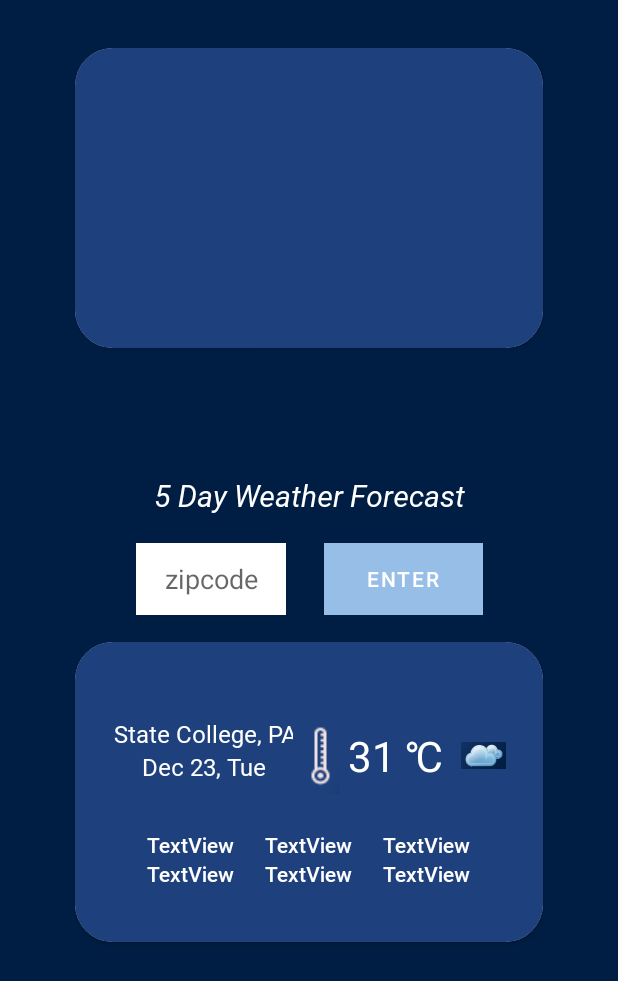
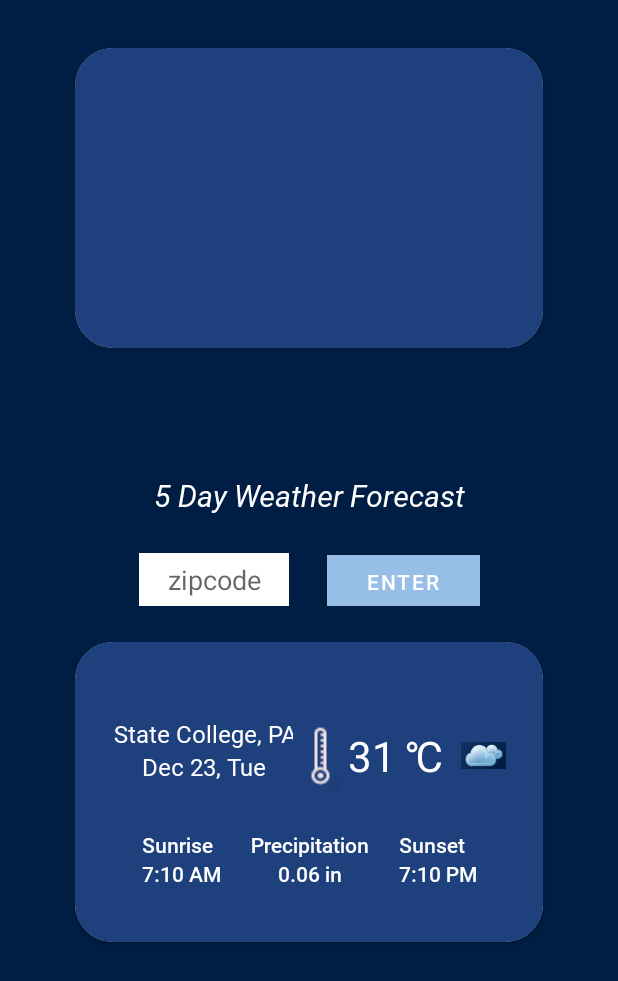
Before and after one commit to NittanyLions42/wellnessbuddy, an Android app: the layout activity_main.xml on its own in the app's theme, with its tools: preview values and no code run, on a phone screen of 412 x 824 dp. Shown: the top 981 px of the screen. Run offline under Robolectric (Android 15) with nearby library versions, the phone set to English and light mode, and no system bars.

Commit message:
forecast card complete

```diff
--- a/app/src/main/res/layout/activity_main.xml
+++ b/app/src/main/res/layout/activity_main.xml
@@ -55,14 +55,14 @@
                 app:layout_constraintTop_toTopOf="parent">
 
                 <LinearLayout
-                    android:layout_width="wrap_content"
-                    android:layout_height="wrap_content"
+                    android:layout_width="match_parent"
+                    android:layout_height="match_parent"
                     android:orientation="vertical">
 
                     <EditText
                         android:id="@+id/location_name_editTextText"
                         style="@style/Widget.Material3.TextInputEditText.OutlinedBox.Dense"
-                        android:layout_width="120dp"
+                        android:layout_width="match_parent"
                         android:layout_height="wrap_content"
                         android:ems="10"
                         android:fontFamily="@font/roboto_regular"
@@ -179,18 +179,18 @@
 
                     <TextView
                         android:id="@+id/sunrise_label_textView"
-                        android:layout_width="wrap_content"
-                        android:layout_height="wrap_content"
+                        android:layout_width="match_parent"
+                        android:layout_height="match_parent"
                         android:fontFamily="@font/roboto_medium"
-                        android:text="TextView"
+                        android:text="@string/sunrise_label_text"
                         android:textColor="@color/White_Out" />
 
                     <TextView
                         android:id="@+id/sunrise_time_textView"
-                        android:layout_width="wrap_content"
-                        android:layout_height="wrap_content"
+                        android:layout_width="match_parent"
+                        android:layout_height="match_parent"
                         android:fontFamily="@font/roboto_medium"
-                        android:text="TextView"
+                        android:text="7:10 AM"
                         android:textColor="@color/White_Out" />
 
                 </LinearLayout>
@@ -204,22 +204,24 @@
                     android:id="@+id/precip_linearlayout"
                     android:layout_width="wrap_content"
                     android:layout_height="wrap_content"
-                    android:orientation="vertical">
+                    android:orientation="vertical"
+                    android:textAlignment="center">
 
                     <TextView
                         android:id="@+id/precip_label_textView"
                         android:layout_width="wrap_content"
                         android:layout_height="wrap_content"
                         android:fontFamily="@font/roboto_medium"
-                        android:text="TextView"
+                        android:text="@string/precip_label_text"
                         android:textColor="@color/White_Out" />
 
                     <TextView
                         android:id="@+id/preceip_value_textView"
-                        android:layout_width="wrap_content"
-                        android:layout_height="wrap_content"
+                        android:layout_width="match_parent"
+                        android:layout_height="match_parent"
                         android:fontFamily="@font/roboto_medium"
-                        android:text="TextView"
+                        android:text="0.06 in"
+                        android:textAlignment="center"
                         android:textColor="@color/White_Out" />
                 </LinearLayout>
 
@@ -236,18 +238,18 @@
 
                     <TextView
                         android:id="@+id/sunset_label_textView"
-                        android:layout_width="wrap_content"
-                        android:layout_height="wrap_content"
+                        android:layout_width="match_parent"
+                        android:layout_height="match_parent"
                         android:fontFamily="@font/roboto_medium"
-                        android:text="TextView"
+                        android:text="@string/sunset_label_text"
                         android:textColor="@color/White_Out" />
 
                     <TextView
                         android:id="@+id/sunset_time_textView"
-                        android:layout_width="wrap_content"
-                        android:layout_height="wrap_content"
+                        android:layout_width="match_parent"
+                        android:layout_height="match_parent"
                         android:fontFamily="@font/roboto_medium"
-                        android:text="TextView"
+                        android:text="7:10 PM"
                         android:textColor="@color/White_Out" />
                 </LinearLayout>
 
@@ -282,12 +284,13 @@
         <EditText
             android:id="@+id/zipcode_editTextNumber"
             android:layout_width="100dp"
-            android:layout_height="match_parent"
+            android:layout_height="wrap_content"
             android:autoText="false"
             android:background="@color/White_Out"
             android:ems="10"
             android:hint="@string/zipcode_hint_text"
             android:inputType="number"
+            android:padding="5dp"
             android:textAlignment="center"
             android:textColor="@color/Brenda_Gray" />
 
@@ -298,8 +301,9 @@
 
         <Button
             android:id="@+id/zipcode_enter_button"
-            android:layout_width="106dp"
-            android:layout_height="wrap_content"
+            android:layout_width="102dp"
+            android:layout_height="35dp"
+            android:padding="0dp"
             android:text="Enter" />
 
     </LinearLayout>
--- a/app/src/main/res/values/strings.xml
+++ b/app/src/main/res/values/strings.xml
@@ -2,4 +2,7 @@
     <string name="app_name">MainActivity</string>
     <string name="weather_card_title">5 Day Weather Forecast</string>
     <string name="zipcode_hint_text">zipcode</string>
+    <string name="sunrise_label_text">Sunrise</string>
+    <string name="precip_label_text">Precipitation</string>
+    <string name="sunset_label_text">Sunset</string>
 </resources>
```
